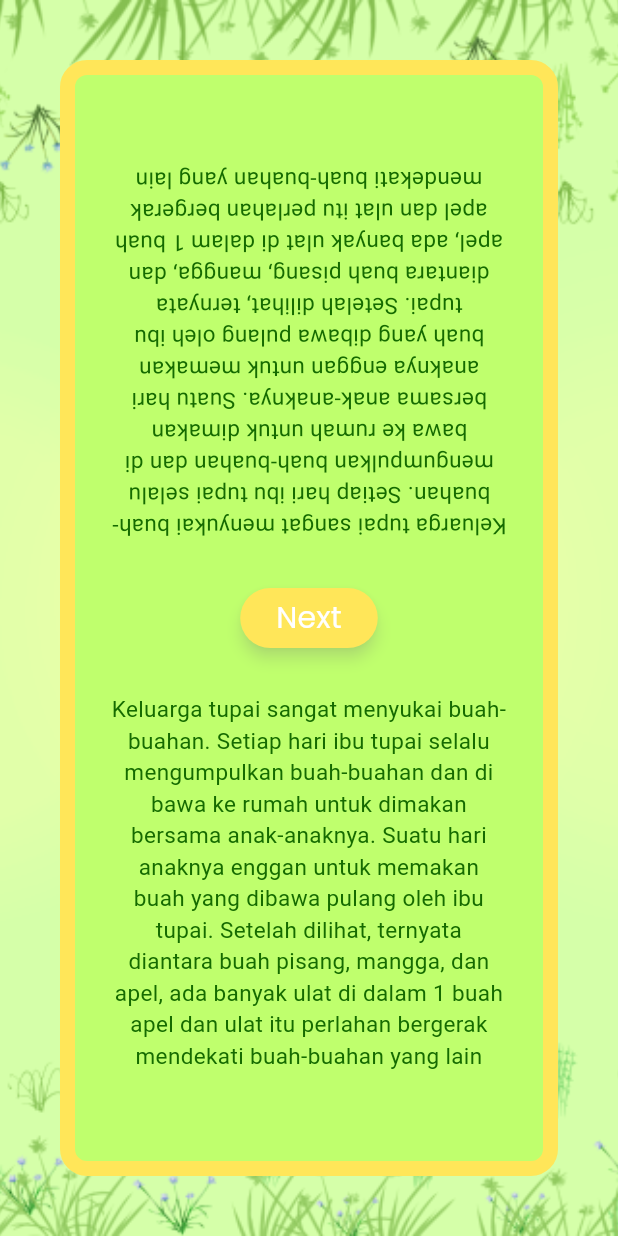
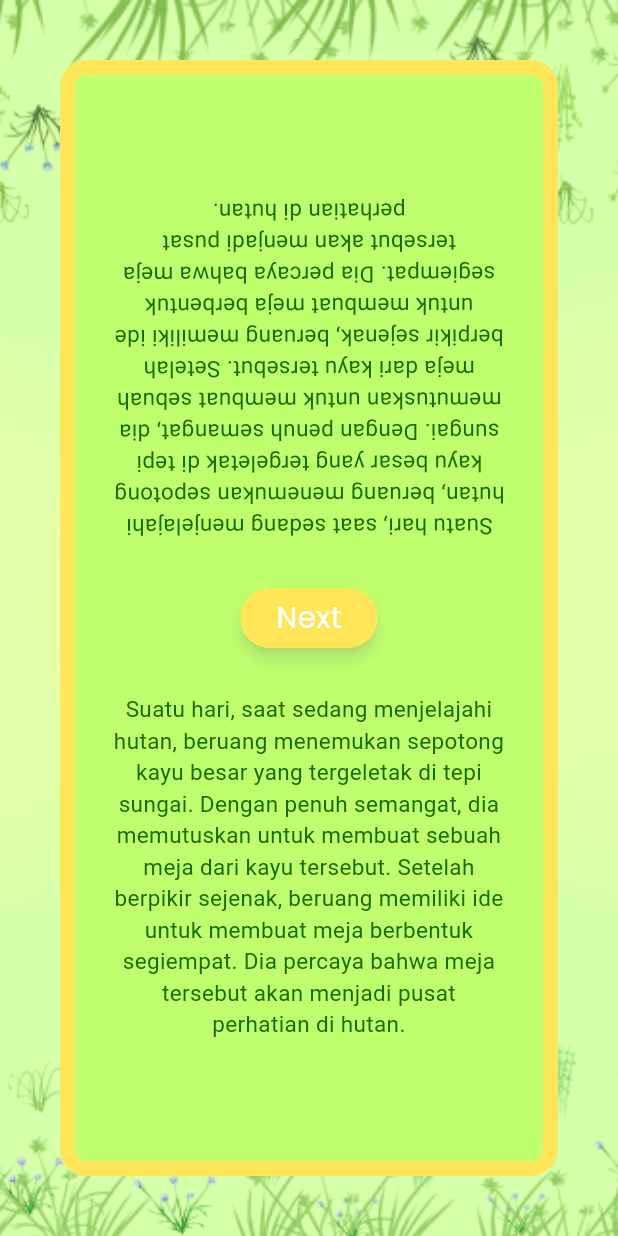
Before and after one commit to accmagadit/sketoo, a Flutter app: the StoryScreen screen opened by its route, on a phone screen of 412 x 824 dp. Run offline on Flutter 3.47's test engine with Material 3 defaults, Android fonts, the light colour scheme and no system bars; drawn by our look-alikes of flutter_animate; our stand-ins replace audioplayers, bloc, equatable, flutter_bloc, screenshot, share_plus; missing offline and left inert: syncfusion_flutter_signaturepad, tflite_flutter; Roboto replaces fonts that are missing (Jua).

Commit message:
change level

```diff
--- a/lib/model/fabel.dart
+++ b/lib/model/fabel.dart
@@ -1,20 +1,20 @@
 List<String> ceritaFabel = [
-  //apel
-  "Keluarga tupai sangat menyukai buah-buahan. Setiap hari ibu tupai selalu mengumpulkan buah-buahan dan di bawa ke rumah untuk dimakan bersama anak-anaknya. Suatu hari anaknya enggan untuk memakan buah yang dibawa pulang oleh ibu tupai. Setelah dilihat, ternyata diantara buah pisang, mangga, dan apel, ada banyak ulat di dalam 1 buah apel dan ulat itu perlahan bergerak mendekati buah-buahan yang lain",
+  //square
+  "Suatu hari, saat sedang menjelajahi hutan, beruang menemukan sepotong kayu besar yang tergeletak di tepi sungai. Dengan penuh semangat, dia memutuskan untuk membuat sebuah meja dari kayu tersebut. Setelah berpikir sejenak, beruang memiliki ide untuk membuat meja berbentuk segiempat. Dia percaya bahwa meja tersebut akan menjadi pusat perhatian di hutan.",
 
-  // burung
-  "Hari ini sang Kancil merasa senang, karena di hari ulang tahunnya banyak binatang yang hadir untuk merayakannya. Namun, ia sedikit kecewa karena burung tidak hadir dan tidak ada kabar. Acara ulang tahun pun sudah hampir selesai, terlihat ada burung yang terbang dengan tergesa-gesa ke arah kancil. Ternyata burung ketiduran dan ia pun meminta maaf karena terlambat datang ke acara ulang tahun kancil.",
+  // cookies
+  "Di sebuah kebun yang hijau, tinggalah seorang kelinci yang suka memasak dan yang paling dia sukai adalah membuat chococips cookies. Kelinci tidak hanya membuat cookies untuk dirinya sendiri, tetapi dia juga senang membagikannya kepada teman-teman dan tetangga di kebun. Setiap kali dia membawa cookiesnya, semua binatang akan tersenyum dan merasa bahagia.",
 
-  // lengan
-  "Pada suatu hari burung melihat ada banyak orang yang mengambil buah-buahan di hutan dan tidak menyisakan satu pun untuk ia makan. Burung pun menjadi kesusahan untuk mencari makanan, sehingga ia berniat untuk mematuk lengan orang-orang tersebut. Namun, ia tidak melakukannya dan memilih untuk mencari makanan di tempat lain.",
+  // eye
+  "Luna adalah kucing yang cerdas dan ramah, tetapi yang membuatnya benar-benar istimewa adalah keindahan matanya. Mata Luna seperti permata yang bersinar di dalam kegelapan, dan warnanya yang biru seperti langit di malam hari dan menjadi simbol kecantikannya. Setiap kali Luna berjalan-jalan di hutan, semua hewan-hewan lain akan berhenti sejenak untuk memandang keindahan matanya.",
 
-  // semut
-  "Gajah dikenal sebagai binatang yang besar. Suatu hari, kawanan gajah yang besar datang ke hutan untuk mencari makan.Kehadiran gajah ini mengganggu kawanan semut yang tinggal di sana. Banyak rumah semut hancur karena diinjak gajah yang mencari makan."
+  // circle
+  "Di padang rumput yang luas, tinggalah seekor gajah dan seekor badak. Meskipun berbeda jenis, mereka adalah sahabat yang tak terpisahkan.Suatu hari, saat gajah sedang berjalan-jalan di hutan, dia menemukan sepotong kulit pohon yang telah terkulai di tanah. Dengan keahliannya, ia membentuk kulit pohon itu menjadi kalung yang indah, berbentuk lingkaran besar. Ia pun ingin memberikan kalung tersebut kepada temannya si Badak."
 ];
 List<String> pertanyaan = [
-  "Buah apakah yang memiliki banyak ulat di dalamnya?",
+  "Beruang ingin membuat meja berbentuk apa?",
   "Hewan apakah yang terlambat datang ke acara ulang tahun kancil?",
   "Saat burung merasa kesal, ia merasa ingin mematuk apa?",
   "Hewan apakah yang terganggu oleh cerita gajah dari cerita sebelumnya?"
 ];
-List<String> jawaban = ["Apel", "Burung", "Lengan", "Semut"];
+List<String> jawaban = ["Square", "Cookies", "Eye", "Circle"];
--- a/lib/ui/screen/gameplay/buy_animal.dart
+++ b/lib/ui/screen/gameplay/buy_animal.dart
@@ -39,8 +39,7 @@ class _BuyAnimalState extends State<BuyAnimal> {
     bool player2Click = context.read<Player_2Cubit>().state.hasClick;
     int playerBabak = context.read<Player_1Cubit>().state.babak;
 
-    debugPrint(
-        "Player: $player, Player Babak: $playerBabak, Player1Click: $player1Click, Player2Click: $player2Click");
+
 
     if (player == 1 && player1Click == false) {
       context.read<Player_1Cubit>().subtractionKoin(hargaHewan);
--- a/lib/ui/screen/gameplay/conclusion.dart
+++ b/lib/ui/screen/gameplay/conclusion.dart
@@ -30,10 +30,8 @@ class _ConclusionState extends State<Conclusion> {
         }
       }
       cacheDir.deleteSync(recursive: true);
-      print(fileList);
-      print('Cache cleared successfully.');
     } catch (e) {
-      print('Error clearing cache: $e');
+      rethrow;
     }
   }
 
--- a/lib/ui/screen/gameplay/share.dart
+++ b/lib/ui/screen/gameplay/share.dart
@@ -43,7 +43,6 @@ class _ShareScreenState extends State<ShareScreen> {
       }
       return fileCount;
     } catch (e) {
-      print('Error counting files in cache: $e');
       return -1;
     }
   }
@@ -101,8 +100,6 @@ class _ShareScreenState extends State<ShareScreen> {
         isBadakMenang = false;
       });
     }
-    debugPrint("$totalPoin1");
-    debugPrint("$totalPoin2");
   }
 
   @override
--- a/lib/ui/screen/gameplay/story.dart
+++ b/lib/ui/screen/gameplay/story.dart
@@ -24,11 +24,7 @@ class _StoryScreenState extends State<StoryScreen> {
     super.initState();
     context.read<Player_1Cubit>().addBabak();
     context.read<Player_2Cubit>().addBabak();
-    debugPrint(
-        "panjang cerita fabel: ${ceritaFabel.length}");
-    debugPrint(
-        "index cerita fabel: ${context.read<Player_1Cubit>().state.babak - 1}");
-    debugPrint("index Babak: ${context.read<Player_1Cubit>().state.babak}");
+
   }
 
   @override
```
Also changed, not shown: assets/model/labels.txt (+4 -4 lines), lib/ui/screen/gameplay/canvas.dart (+18 -11 lines), 1 other file.
